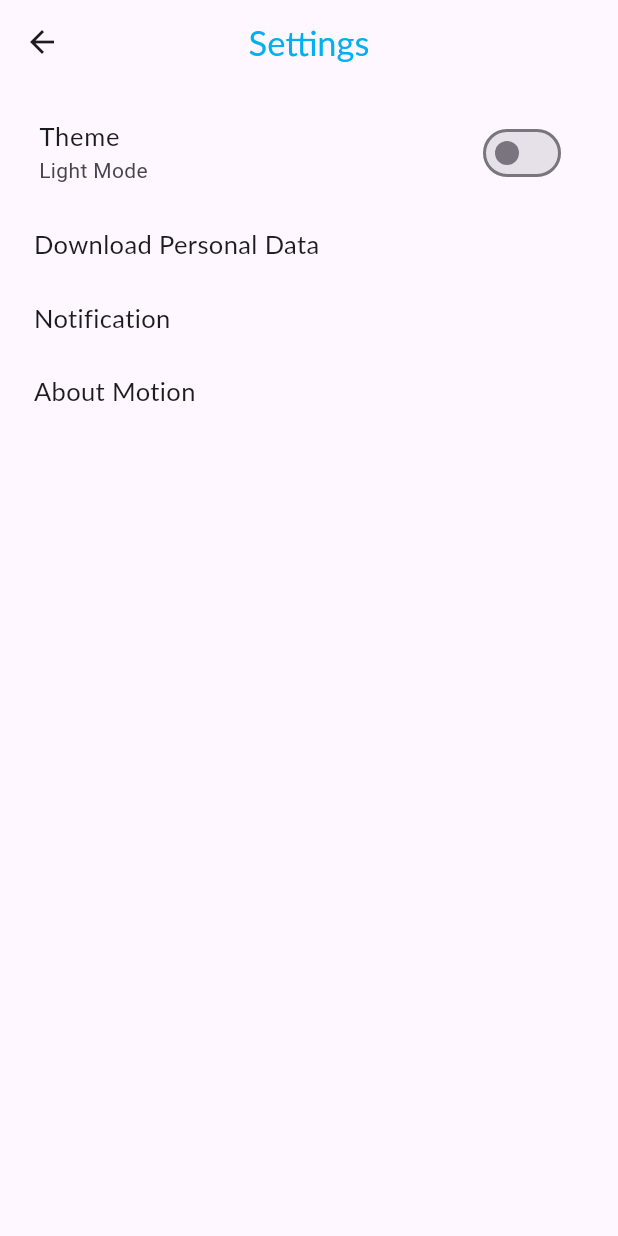
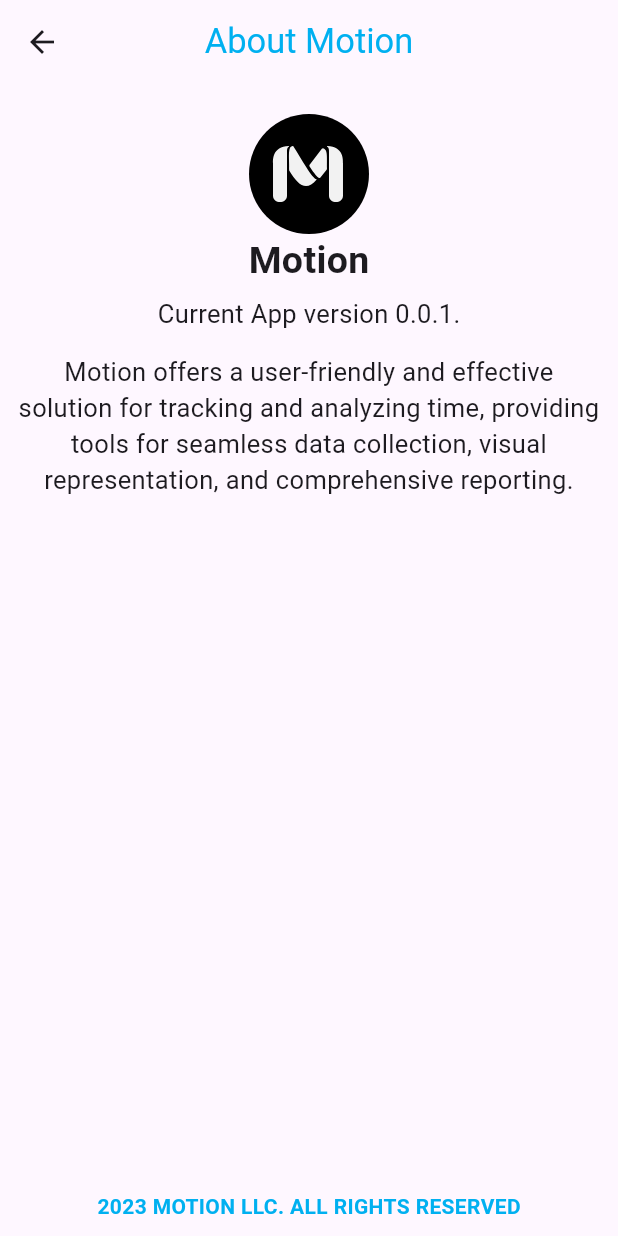
Before and after one commit to bcr2001/motion, a Flutter app: the SettingsPage screen opened directly, after a tap on "About Motion", on a phone screen of 412 x 824 dp. Run offline on Flutter 3.47's test engine with Material 2 defaults, Android fonts, the phone set to English and light mode, and no system bars; our stand-ins replace flutter_svg, logger, shared_preferences; accounts and stored records are empty; Roboto replaces fonts that are missing (Lato).

Commit message:
created the about motion page, tracks route, moved files and a made a reusable.dart file to store all the reusable code

```diff
--- /dev/null
+++ b/lib/motion_screens/about_page.dart
@@ -0,0 +1,75 @@
+import "package:flutter/material.dart";
+import "package:flutter_svg/flutter_svg.dart";
+import 'package:motion/motion_reusable/resuable.dart';
+import 'package:motion/motion_providers/theme_mode_provider.dart';
+import 'package:motion/motion_themes/motion_text_styling.dart';
+import 'package:intl/intl.dart';
+
+class AboutPage extends StatelessWidget {
+  const AboutPage({super.key});
+
+  @override
+  Widget build(BuildContext context) {
+    // get the current year
+    DateTime getCurrentYear = DateTime.now();
+    int year = getCurrentYear.year;
+
+    return Scaffold(
+        appBar: AppBar(
+          title: const Text("About Motion"),
+        ),
+        body: Center(
+          child: Container(
+            margin: const EdgeInsets.only(top: 20, right: 12, left: 12),
+            child: Column(
+              children: [
+                // app logo
+                currentSelectedThemeMode(context) == ThemeModeSettings.lightMode
+                    ? SvgPicture.asset(
+                        "assets/images/motion_icons/about_motion_logo_light.svg")
+                    : SvgPicture.asset(
+                        "assets/images/motion_icons/about_motion_logo.svg"),
+
+                // app name
+                const Text("Motion",
+                    style:
+                        TextStyle(fontWeight: FontWeight.bold, fontSize: 25)),
+                // app version
+                Padding(
+                  padding:const EdgeInsets.only(top: 5, bottom: 5),
+                  child: Text(
+                    "Current App version 0.0.1.",
+                    style: contentStyle,
+                  ),
+                ),
+                // app description
+                Padding(
+                  padding: const EdgeInsets.only(top: 10, bottom: 10),
+                  child: Text(
+                    "Motion offers a user-friendly and effective solution for tracking and analyzing time, providing tools for seamless data collection, visual representation, and comprehensive reporting.",
+                    textAlign: TextAlign.center,
+                    style: contentStyle,
+                  ),
+                ),
+
+                // compant rights
+                Expanded(
+                  child: Align(
+                    alignment: Alignment.bottomCenter,
+                    child: Padding(
+                      padding: const EdgeInsets.only(bottom: 10),
+                      child: Text(
+                        "$year MOTION LLC. ALL RIGHTS RESERVED",
+                        style: const TextStyle(
+                            color: Color(0xFF00B0F0),
+                            fontWeight: FontWeight.bold),
+                      ),
+                    ),
+                  ),
+                )
+              ],
+            ),
+          ),
+        ));
+  }
+}
--- a/lib/motion_screens/settings_page.dart
+++ b/lib/motion_screens/settings_page.dart
@@ -2,6 +2,8 @@ import 'package:flutter/material.dart';
 import 'package:motion/motion_providers/theme_mode_provider.dart';
 import 'package:motion/motion_themes/motion_text_styling.dart';
 import 'package:provider/provider.dart';
+
+import 'about_page.dart';
 
 // settings page
 class SettingsPage extends StatelessWidget {
@@ -78,7 +80,12 @@ class SettingsPage extends StatelessWidget {
 
             // about motion
             settingsOption(
-                settingsName: "About Motion", settingsFunction: () {})
+                settingsName: "About Motion", settingsFunction: () {
+                  Navigator.push(
+                    context,
+                    MaterialPageRoute(
+                      builder: (context) => const AboutPage()));
+                })
           ],
         ),
       ),
--- a/lib/motion_themes/motion_text_styling.dart
+++ b/lib/motion_themes/motion_text_styling.dart
@@ -1,7 +1,7 @@
 import 'package:flutter/material.dart';
 
 // route appbar title text style
-TextStyle appTitleStyle = const TextStyle(fontSize: 23, color: Color(0xFF00B0F0), fontFamily: "Lato");
+TextStyle appTitleStyle = const TextStyle(fontSize: 23, color: Color(0xFF00B0F0));
 
 // content text style
-TextStyle contentStyle = const TextStyle(fontSize: 17, fontFamily: "Lato");
+TextStyle contentStyle = const TextStyle(fontSize: 17, fontWeight: FontWeight.w400);
```
Also changed, not shown: lib/main.dart (+35 -33 lines), lib/motion_reusable/resuable.dart (added, +10 -0 lines), lib/motion_routes/home_route.dart (renamed from lib/motion_routes/home_route_m/home_route.dart, +3 -8 lines), lib/motion_routes/motion_route.dart (added, +12 -0 lines), lib/motion_routes/route_action.dart (added, +123 -0 lines), lib/motion_routes/route_actions/route_action.dart (deleted, +0 -117 lines), lib/motion_routes/stats_route.dart (added, +16 -0 lines), assets/images/motion_icons/about_motion_logo.svg (added), assets/images/motion_icons/about_motion_logo_light.svg (added), lib/motion_routes/motion_route_m/motion_route.dart (deleted), lib/motion_routes/stats_route_m/stats_route.dart (deleted), lib/motion_screens/monthly_report.dart (added).
